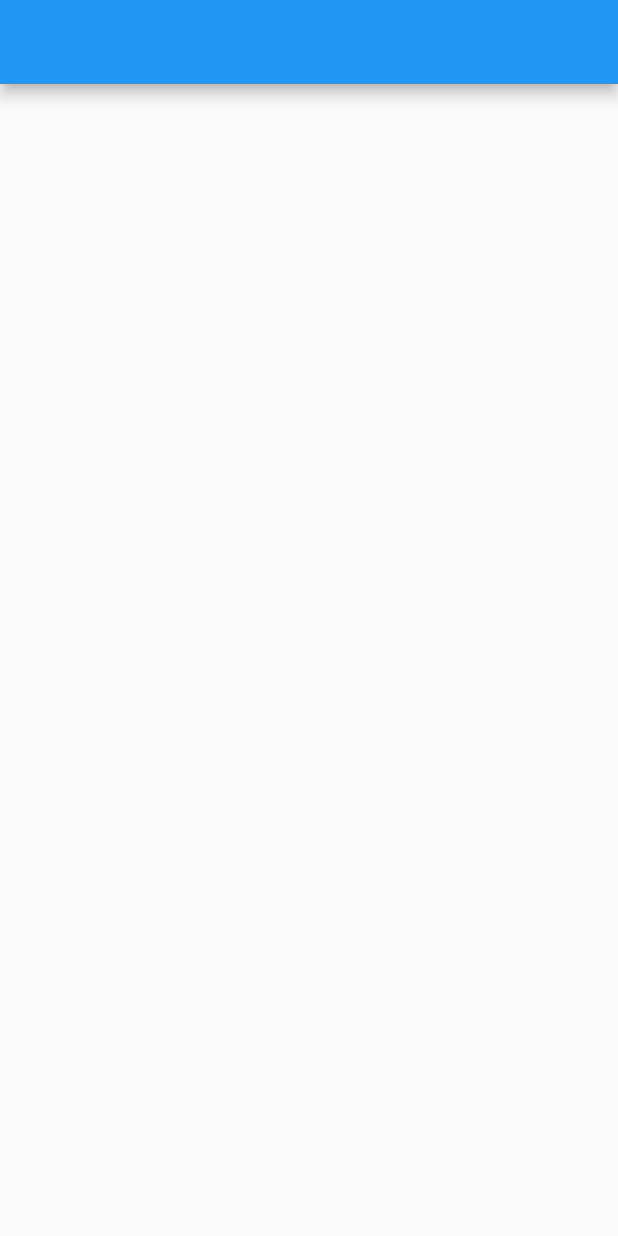
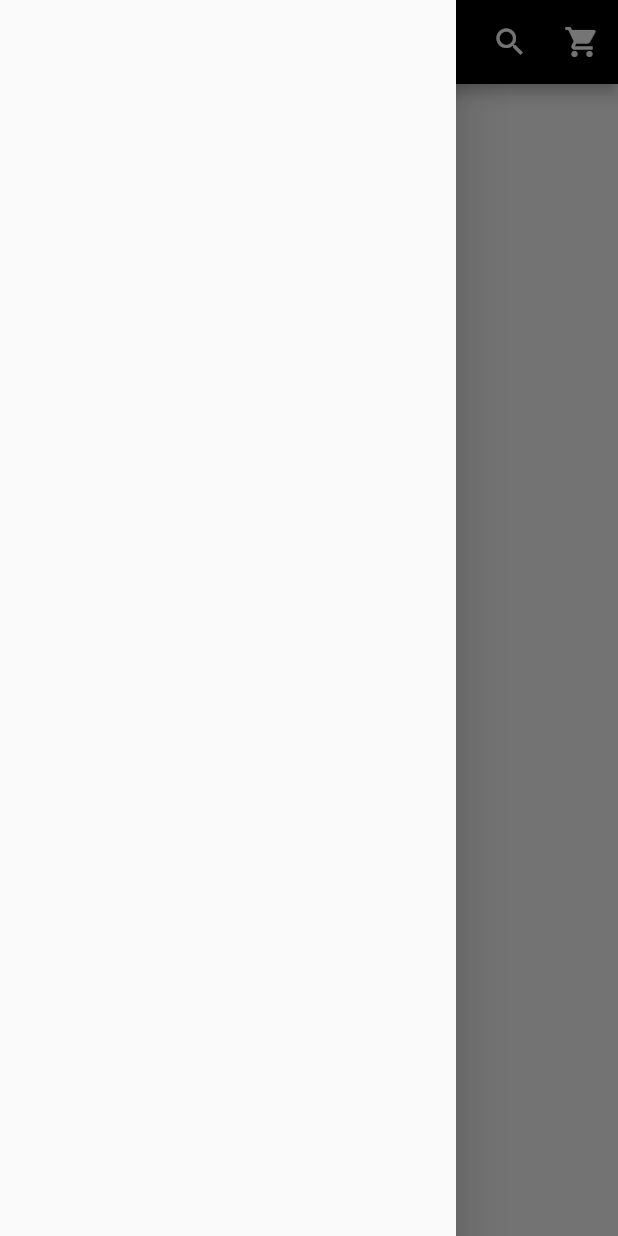
Before and after one commit to nbthales/udemy_clone_web, a Flutter app: the screen it shows after launch, with the side drawer open (before the commit the screen has no drawer), on a phone screen of 412 x 824 dp. Run offline on Flutter 3.47's test engine with Material 2 defaults, Android fonts, the phone set to English and light mode, and no system bars.

Commit message:
23. Criando a AppBar do Mobile e Web

```diff
--- a/lib/pages/home/home_page.dart
+++ b/lib/pages/home/home_page.dart
@@ -1,4 +1,6 @@
 import 'package:flutter/material.dart';
+import 'package:udemy_clone_web/pages/home/widgets/app_bar/mobile_app_bar.dart';
+import 'package:udemy_clone_web/pages/home/widgets/app_bar/web_app_bar.dart';
 
 class HomePage extends StatelessWidget {
 //const HomePage({Key? key}) : super(key: key);
@@ -8,9 +10,16 @@ class HomePage extends StatelessWidget {
       builder: (context, constraints){
 //      print('biggest ${constraints.biggest} smallest ${constraints.smallest}');
         return Scaffold(
-          appBar: AppBar(
-            backgroundColor: constraints.maxWidth >= 800 ? Colors.red : Colors.blue,
+          appBar: constraints.maxWidth < 800
+              ? PreferredSize(
+                  child: MobileAppBar(),
+                  preferredSize: Size(double.infinity, 56),
+                )
+              : PreferredSize(
+                  child: WebAppBar(),
+                  preferredSize: Size(double.infinity, 72),
           ),
+          drawer: Drawer(),
         );
       },
     );
--- /dev/null
+++ b/lib/pages/home/widgets/app_bar/mobile_app_bar.dart
@@ -0,0 +1,18 @@
+import 'package:flutter/material.dart';
+
+class MobileAppBar extends StatelessWidget {
+//const MobileAppBar({Key? key}) : super(key: key);
+
+  @override
+  Widget build(BuildContext context) {
+    return AppBar(
+      backgroundColor: Colors.black,
+      title: Text('Flutter'),
+      centerTitle: true,
+      actions: [
+        IconButton(icon: Icon(Icons.search), onPressed: (){}),
+        IconButton(icon: Icon(Icons.shopping_cart), onPressed: (){},)
+      ],
+    );
+  }
+}
```
Also changed, not shown: lib/pages/home/widgets/app_bar/web_app_bar.dart (added, +48 -0 lines).
